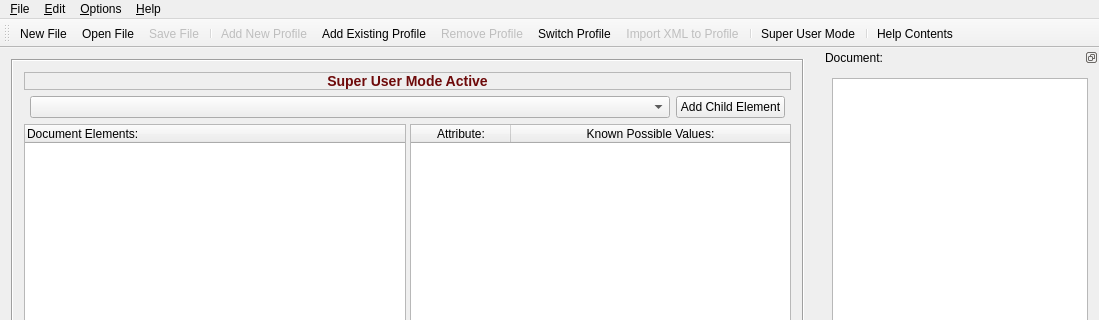
Above: GCXMLGenerator/gcmainwindow.ui from goblincoding/xmlmill before the change; both pictures show x 0 to 1099 and y 0 to 320 of the 1099 by 659 pixel window. Below: the same form after it.
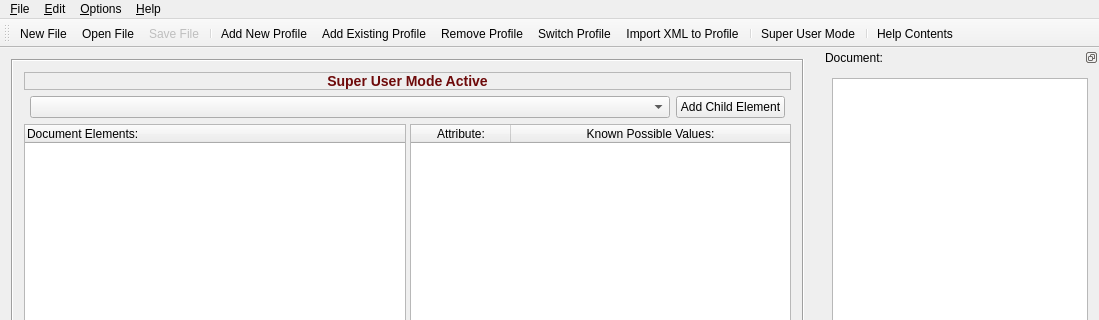
That is the form after the change. Icons and pictures are not drawn.

Commit message: Enable all actions (in line with previous commit).

```diff
--- a/GCXMLGenerator/gcmainwindow.ui
+++ b/GCXMLGenerator/gcmainwindow.ui
@@ -352,7 +352,7 @@
   </widget>
   <action name="actionAddNewDatabase">
    <property name="enabled">
-    <bool>false</bool>
+    <bool>true</bool>
    </property>
    <property name="icon">
     <iconset resource="resources/gcresources.qrc">
@@ -427,7 +427,7 @@
   </action>
   <action name="actionRemoveDatabase">
    <property name="enabled">
-    <bool>false</bool>
+    <bool>true</bool>
    </property>
    <property name="icon">
     <iconset resource="resources/gcresources.qrc">
@@ -549,7 +549,7 @@
   </action>
   <action name="actionImportXMLToDatabase">
    <property name="enabled">
-    <bool>false</bool>
+    <bool>true</bool>
    </property>
    <property name="icon">
     <iconset resource="resources/gcresources.qrc">
```
Left out of the diff: 5 changed lines with no effect on the pictures.
